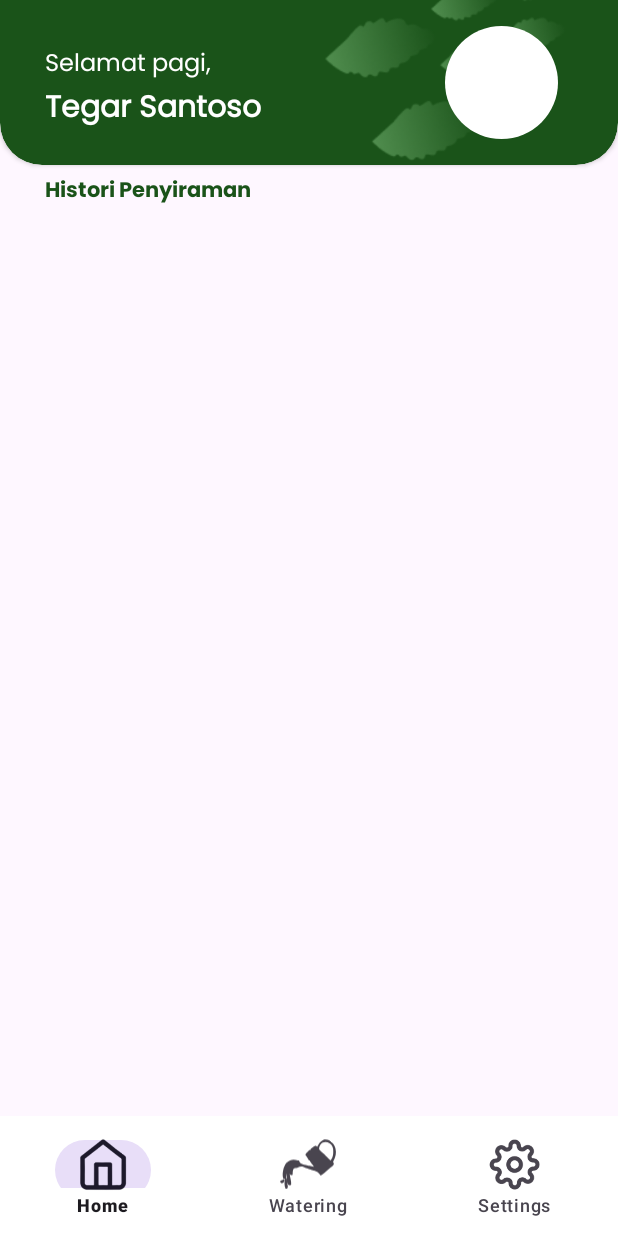
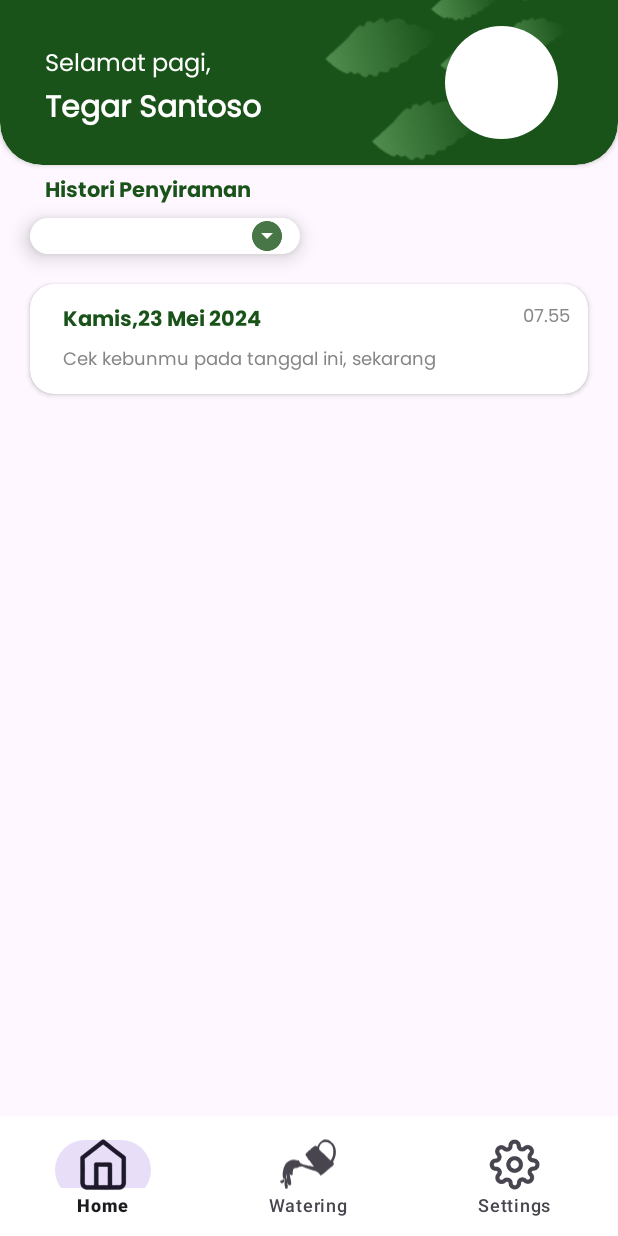
Before and after one commit to Iyaddhh/HydraTiva-App, an Android app: the history screen opened directly, with no data from a screen before it, on a phone screen of 412 x 824 dp. Run offline under Robolectric (Android 15) with nearby library versions, the phone set to English and light mode, and no system bars.

Commit message:
"Spinner Histori"

```diff
--- /dev/null
+++ b/app/src/main/res/drawable/spinner.xml
@@ -0,0 +1,17 @@
+<?xml version="1.0" encoding="utf-8"?>
+<selector xmlns:android="http://schemas.android.com/apk/res/android">
+    <item>
+        <layer-list>
+            <item>
+                <shape android:shape="rectangle">
+                    <solid android:color="@color/white"></solid>
+                    <corners android:radius="18dp"></corners>
+                    <padding android:right="10dp"></padding>
+                </shape>
+            </item>
+            <item>
+                <bitmap android:gravity="center|end" android:src="@drawable/ic_spinner"></bitmap>
+            </item>
+        </layer-list>
+    </item>
+</selector>
--- a/app/src/main/res/layout/activity_history.xml
+++ b/app/src/main/res/layout/activity_history.xml
@@ -108,26 +108,88 @@
                     android:layout_marginStart="30dp" />
             </androidx.constraintlayout.widget.ConstraintLayout>
 
-            <androidx.constraintlayout.widget.ConstraintLayout xmlns:android="http://schemas.android.com/apk/res/android"
-                xmlns:app="http://schemas.android.com/apk/res-auto"
-                xmlns:tools="http://schemas.android.com/tools"
-                android:id="@+id/main"
+            <androidx.cardview.widget.CardView
+                xmlns:android="http://schemas.android.com/apk/res/android"
+                xmlns:card_view="http://schemas.android.com/apk/res-auto"
+                android:layout_width="wrap_content"
+                android:layout_height="wrap_content"
+                card_view:cardElevation="8dp"
+                card_view:cardCornerRadius="14dp"
+                android:layout_marginStart="20dp"
+                card_view:cardBackgroundColor="@android:color/white">
+
+                <Spinner
+                    android:id="@+id/spinnerMonth"
+                    android:layout_width="180dp"
+                    android:padding="10dp"
+                    android:layout_height="wrap_content"
+                    android:background="@drawable/spinner"
+                    android:spinnerMode="dropdown"
+                    app:layout_constraintTop_toBottomOf="@+id/market"/>
+            </androidx.cardview.widget.CardView>
+
+
+            <androidx.cardview.widget.CardView
                 android:layout_width="match_parent"
-                android:layout_height="match_parent"
-                tools:context=".MainActivity">
+                android:layout_height="wrap_content"
+                android:layout_marginTop="20dp"
+                android:layout_marginBottom="8dp"
+                android:layout_marginStart="20dp"
+                android:layout_marginEnd="20dp"
+                app:cardCornerRadius="16dp"
+                app:cardElevation="2dp"
+                android:backgroundTint="@color/white">
 
-                <!-- Spinner for month selection -->
+                <androidx.constraintlayout.widget.ConstraintLayout
+                    android:layout_width="match_parent"
+                    android:layout_height="wrap_content"
+                    android:padding="12dp">
 
-                <!-- RecyclerView to display the history list -->
-                <androidx.recyclerview.widget.RecyclerView
-                    android:id="@+id/recyclerViewHistory"
-                    android:layout_width="match_parent"
-                    android:layout_height="0dp"
-                    android:layout_marginTop="10dp"
-                    app:layout_constraintBottom_toTopOf="@id/bottomView"
-                    tools:listitem="@layout/item_history_card" />
+                    <!-- Judul Notifikasi -->
+                    <TextView
+                        android:id="@+id/titleText1"
+                        android:layout_width="0dp"
+                        android:layout_height="wrap_content"
+                        android:fontFamily="@font/poppins_bold"
+                        android:text="Kamis,23 Mei 2024"
+                        android:textColor="@color/primary"
+                        android:textSize="14sp"
+                        android:layout_marginStart="10dp"
+                        app:layout_constraintEnd_toStartOf="@+id/timeText1"
+                        app:layout_constraintStart_toStartOf="parent"
+                        app:layout_constraintTop_toTopOf="parent" />
 
-            </androidx.constraintlayout.widget.ConstraintLayout>
+                    <!-- Teks Deskripsi -->
+                    <TextView
+                        android:id="@+id/descriptionText1"
+                        android:layout_width="0dp"
+                        android:layout_height="wrap_content"
+                        android:layout_marginTop="4dp"
+                        android:ellipsize="end"
+                        android:fontFamily="@font/poppins"
+                        android:layout_marginStart="10dp"
+                        android:maxLines="3"
+                        android:text="Cek kebunmu pada tanggal ini, sekarang"
+                        android:textColor="@color/grey"
+                        android:textSize="12sp"
+                        app:layout_constraintEnd_toEndOf="@+id/titleText1"
+                        app:layout_constraintStart_toStartOf="parent"
+                        app:layout_constraintTop_toBottomOf="@id/titleText1" />
+
+                    <!-- Waktu -->
+                    <TextView
+                        android:id="@+id/timeText1"
+                        android:layout_width="wrap_content"
+                        android:layout_height="wrap_content"
+                        android:text="07.55"
+                        android:textSize="12sp"
+                        android:textColor="@color/grey"
+                        android:fontFamily="@font/poppins"
+                        app:layout_constraintTop_toTopOf="@id/titleText1"
+                        app:layout_constraintEnd_toEndOf="parent" />
+
+                </androidx.constraintlayout.widget.ConstraintLayout>
+            </androidx.cardview.widget.CardView>
 
         </LinearLayout>
     </ScrollView>
```
Also changed, not shown: app/src/main/res/drawable-hdpi/ic_spinner.png (added), app/src/main/res/drawable-mdpi/ic_spinner.png (added), app/src/main/res/drawable-xhdpi/ic_spinner.png (added), app/src/main/res/drawable-xxhdpi/ic_spinner.png (added).
